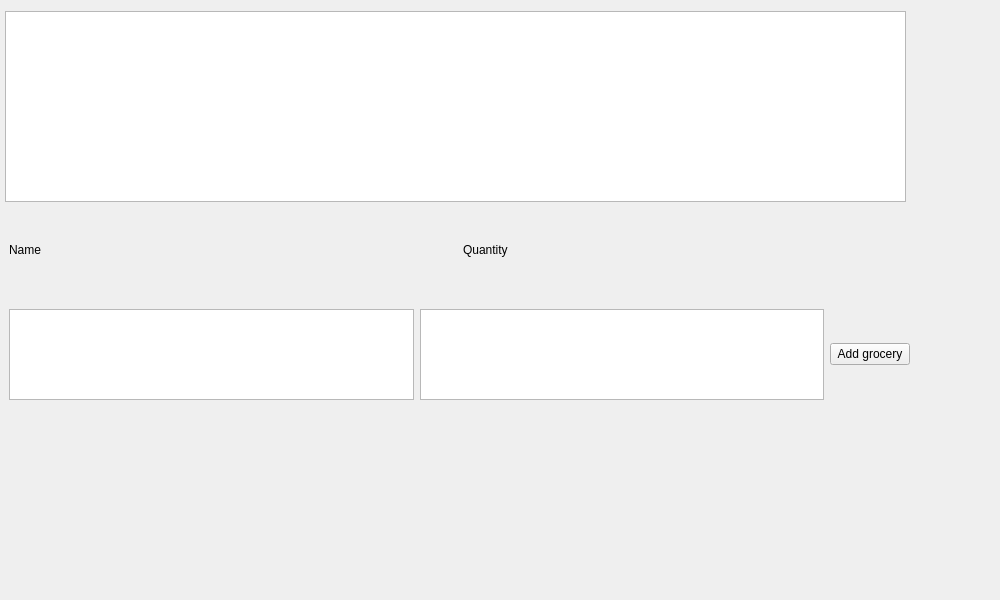
First picture: the form in RA-Automation/manageGrocery.ui, repository ksshivaprasad/Restaurants-Automation, before the edit.
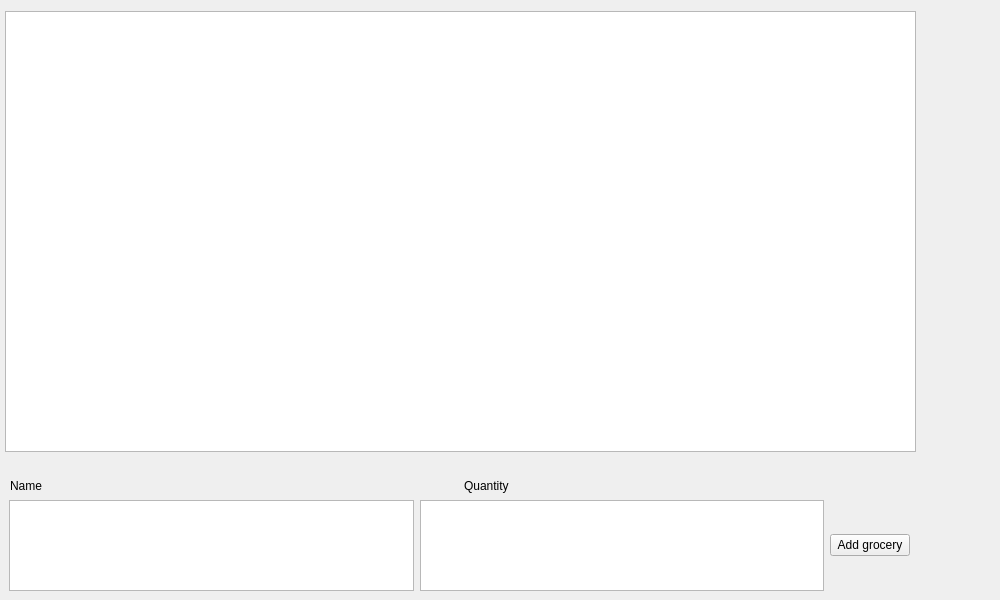
Second picture: the form after the edit.

The edit to the form file:
```diff
--- a/RA-Automation/manageGrocery.ui
+++ b/RA-Automation/manageGrocery.ui
@@ -21,18 +21,18 @@
     <rect>
      <x>5</x>
      <y>11</y>
-     <width>901</width>
-     <height>191</height>
+     <width>911</width>
+     <height>441</height>
     </rect>
    </property>
   </widget>
   <widget class="QWidget" name="horizontalLayoutWidget">
    <property name="geometry">
     <rect>
-     <x>9</x>
-     <y>209</y>
+     <x>10</x>
+     <y>470</y>
      <width>901</width>
-     <height>81</height>
+     <height>31</height>
     </rect>
    </property>
    <layout class="QHBoxLayout" name="horizontalLayout">
@@ -56,7 +56,7 @@
    <property name="geometry">
     <rect>
      <x>9</x>
-     <y>309</y>
+     <y>500</y>
      <width>901</width>
      <height>91</height>
     </rect>
```
